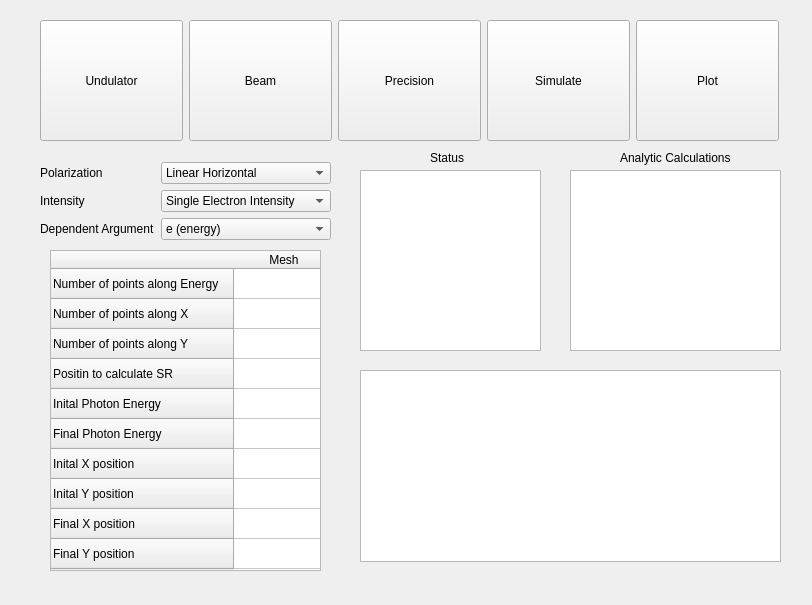
Above: radtrack/ui/newsrw.ui from aerosadegh/radtrack before the change. Below: the same form after it.
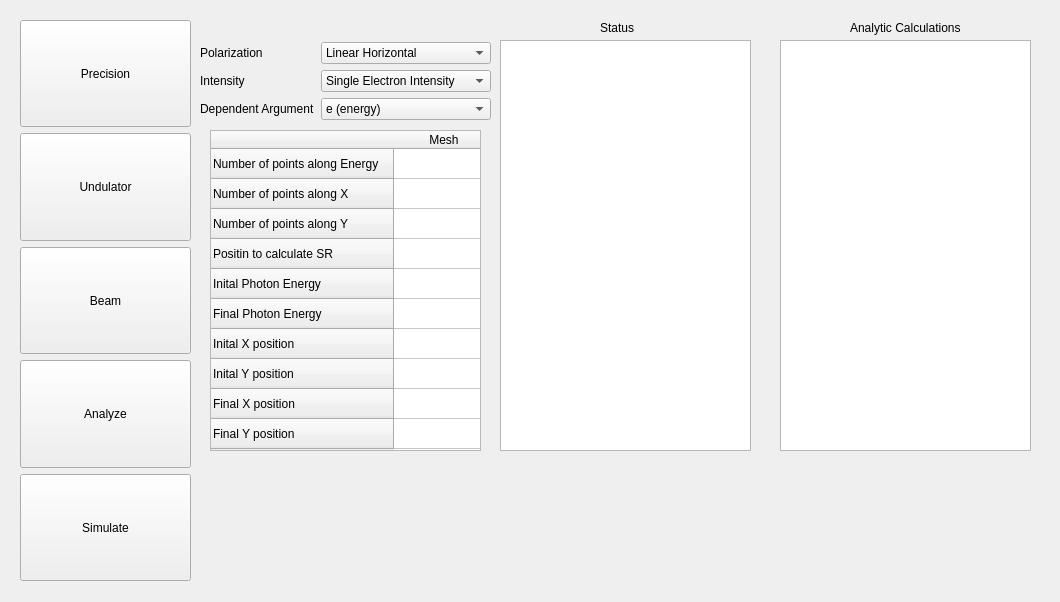
That is the form after the change.

Diff of the .ui file:
```diff
--- a/radtrack/ui/newsrw.ui
+++ b/radtrack/ui/newsrw.ui
@@ -6,8 +6,8 @@
    <rect>
     <x>0</x>
     <y>0</y>
-    <width>812</width>
-    <height>605</height>
+    <width>1060</width>
+    <height>602</height>
    </rect>
   </property>
   <property name="windowTitle">
@@ -16,53 +16,14 @@
   <widget class="QWidget" name="gridLayoutWidget">
    <property name="geometry">
     <rect>
-     <x>40</x>
+     <x>20</x>
      <y>20</y>
-     <width>739</width>
-     <height>121</height>
+     <width>171</width>
+     <height>561</height>
     </rect>
    </property>
-   <layout class="QGridLayout" name="gridLayout">
-    <item row="0" column="3">
-     <widget class="QPushButton" name="sim">
-      <property name="sizePolicy">
-       <sizepolicy hsizetype="Minimum" vsizetype="MinimumExpanding">
-        <horstretch>0</horstretch>
-        <verstretch>0</verstretch>
-       </sizepolicy>
-      </property>
-      <property name="text">
-       <string>Simulate</string>
-      </property>
-     </widget>
-    </item>
-    <item row="0" column="1">
-     <widget class="QPushButton" name="beam">
-      <property name="sizePolicy">
-       <sizepolicy hsizetype="Minimum" vsizetype="MinimumExpanding">
-        <horstretch>0</horstretch>
-        <verstretch>0</verstretch>
-       </sizepolicy>
-      </property>
-      <property name="text">
-       <string>Beam</string>
-      </property>
-     </widget>
-    </item>
-    <item row="0" column="0">
-     <widget class="QPushButton" name="undulator">
-      <property name="sizePolicy">
-       <sizepolicy hsizetype="Minimum" vsizetype="MinimumExpanding">
-        <horstretch>0</horstretch>
-        <verstretch>0</verstretch>
-       </sizepolicy>
-      </property>
-      <property name="text">
-       <string>Undulator</string>
-      </property>
-     </widget>
-    </item>
-    <item row="0" column="2">
+   <layout class="QVBoxLayout" name="verticalLayout">
+    <item>
      <widget class="QPushButton" name="precision">
       <property name="sizePolicy">
        <sizepolicy hsizetype="Minimum" vsizetype="MinimumExpanding">
@@ -75,8 +36,8 @@
       </property>
      </widget>
     </item>
-    <item row="0" column="4">
-     <widget class="QPushButton" name="plot">
+    <item>
+     <widget class="QPushButton" name="undulator">
       <property name="sizePolicy">
        <sizepolicy hsizetype="Minimum" vsizetype="MinimumExpanding">
         <horstretch>0</horstretch>
@@ -84,7 +45,46 @@
        </sizepolicy>
       </property>
       <property name="text">
-       <string>Plot</string>
+       <string>Undulator</string>
+      </property>
+     </widget>
+    </item>
+    <item>
+     <widget class="QPushButton" name="beam">
+      <property name="sizePolicy">
+       <sizepolicy hsizetype="Minimum" vsizetype="MinimumExpanding">
+        <horstretch>0</horstretch>
+        <verstretch>0</verstretch>
+       </sizepolicy>
+      </property>
+      <property name="text">
+       <string>Beam</string>
+      </property>
+     </widget>
+    </item>
+    <item>
+     <widget class="QPushButton" name="analyze">
+      <property name="sizePolicy">
+       <sizepolicy hsizetype="Minimum" vsizetype="MinimumExpanding">
+        <horstretch>0</horstretch>
+        <verstretch>0</verstretch>
+       </sizepolicy>
+      </property>
+      <property name="text">
+       <string>Analyze</string>
+      </property>
+     </widget>
+    </item>
+    <item>
+     <widget class="QPushButton" name="sim">
+      <property name="sizePolicy">
+       <sizepolicy hsizetype="Minimum" vsizetype="MinimumExpanding">
+        <horstretch>0</horstretch>
+        <verstretch>0</verstretch>
+       </sizepolicy>
+      </property>
+      <property name="text">
+       <string>Simulate</string>
       </property>
      </widget>
     </item>
@@ -93,8 +93,8 @@
   <widget class="QWidget" name="formLayoutWidget_4">
    <property name="geometry">
     <rect>
-     <x>40</x>
-     <y>160</y>
+     <x>200</x>
+     <y>40</y>
      <width>291</width>
      <height>82</height>
     </rect>
@@ -249,8 +249,8 @@
   <widget class="QTableWidget" name="tableWidget">
    <property name="geometry">
     <rect>
-     <x>50</x>
-     <y>250</y>
+     <x>210</x>
+     <y>130</y>
      <width>271</width>
      <height>321</height>
     </rect>
@@ -311,41 +311,31 @@
     </property>
    </column>
   </widget>
-  <widget class="QGraphicsView" name="graphicsView">
-   <property name="geometry">
-    <rect>
-     <x>360</x>
-     <y>370</y>
-     <width>421</width>
-     <height>192</height>
-    </rect>
-   </property>
-  </widget>
   <widget class="QTextEdit" name="status">
    <property name="geometry">
     <rect>
-     <x>360</x>
-     <y>170</y>
-     <width>181</width>
-     <height>181</height>
+     <x>500</x>
+     <y>40</y>
+     <width>251</width>
+     <height>411</height>
     </rect>
    </property>
   </widget>
   <widget class="QTextEdit" name="analytic">
    <property name="geometry">
     <rect>
-     <x>570</x>
-     <y>170</y>
-     <width>211</width>
-     <height>181</height>
+     <x>780</x>
+     <y>40</y>
+     <width>251</width>
+     <height>411</height>
     </rect>
    </property>
   </widget>
   <widget class="QLabel" name="label">
    <property name="geometry">
     <rect>
-     <x>430</x>
-     <y>150</y>
+     <x>600</x>
+     <y>20</y>
      <width>71</width>
      <height>16</height>
     </rect>
@@ -357,8 +347,8 @@
   <widget class="QLabel" name="label_2">
    <property name="geometry">
     <rect>
-     <x>620</x>
-     <y>150</y>
+     <x>850</x>
+     <y>20</y>
      <width>161</width>
      <height>16</height>
     </rect>
```
